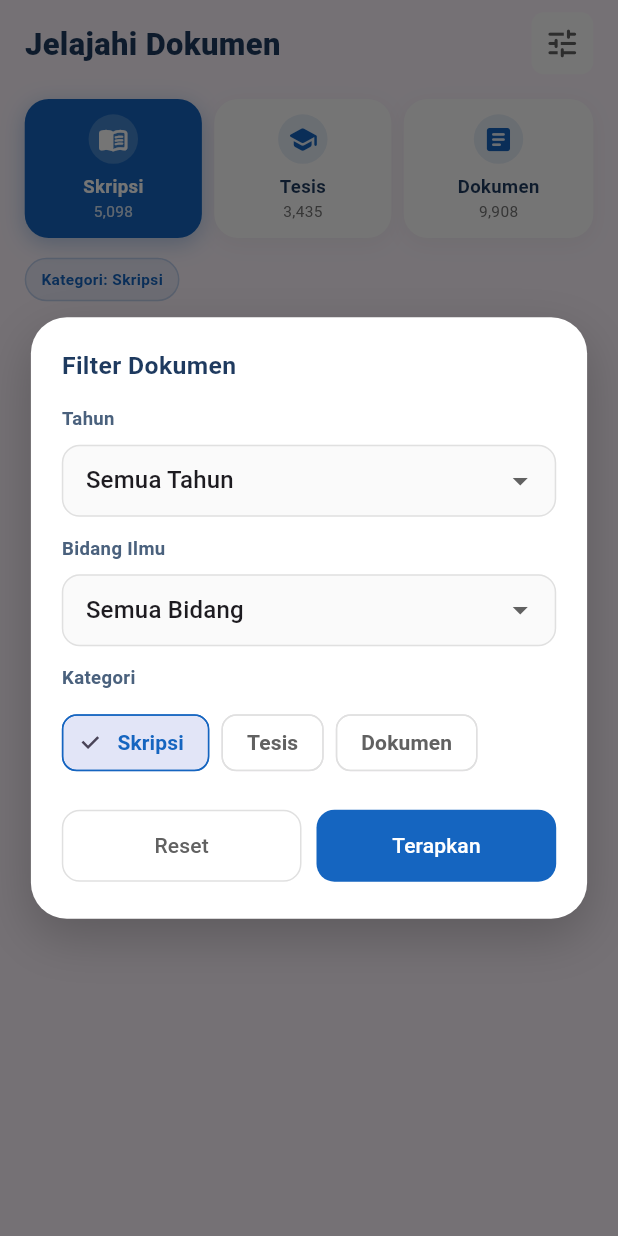
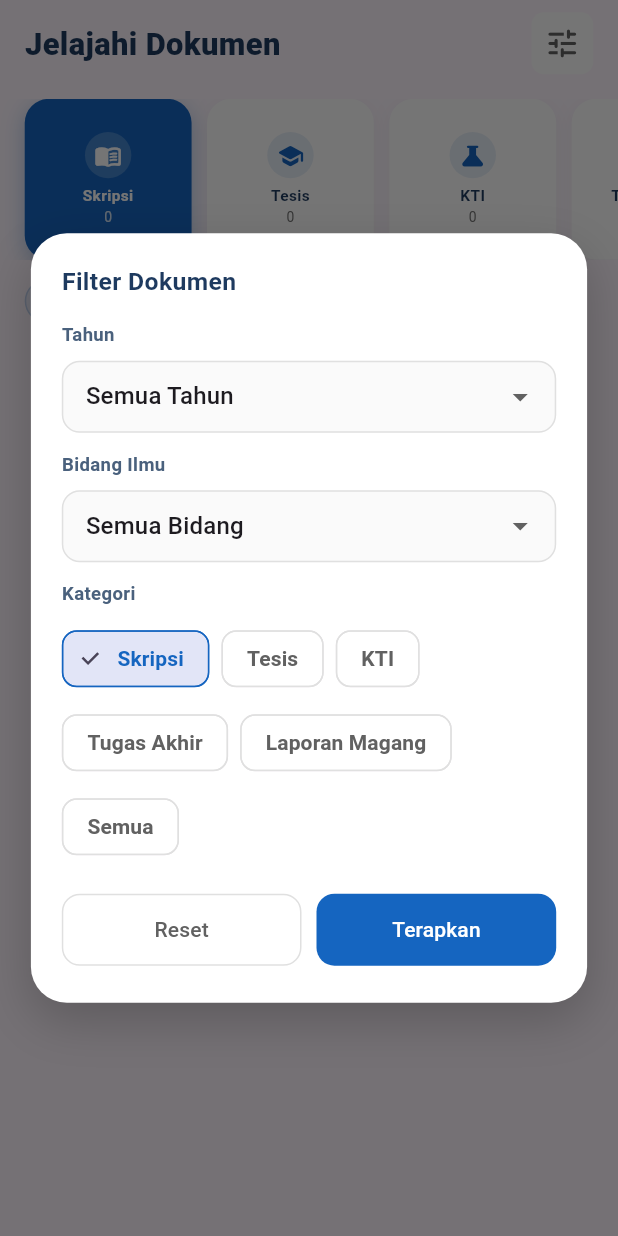
Before and after one commit to saiful-rizal/sipora_mobile_1.2, a Flutter app: the JelajahiPage widget shown alone on an empty page, opened directly, after a tap on the "tune" icon, on a phone screen of 412 x 824 dp. Run offline on Flutter 3.47's test engine with Material 3 defaults, Android fonts, the light colour scheme and no system bars; our stand-ins replace file_picker, firebase_auth, firebase_core, firebase_messaging, flutter_dotenv, flutter_local_notifications and 4 more; accounts and stored records are empty; network calls fail.

Commit message:
feat: update kategori dokumen dan bidang jurusan pada fitur jelajahi

```diff
--- a/lib/pages/jelajahi.dart
+++ b/lib/pages/jelajahi.dart
@@ -26,29 +26,40 @@ class _JelajahiPageState extends State<JelajahiPage>
   List<Map<String, dynamic>> _documents = [];
 
   List<String> _yearList = List.generate(
-    5,
+  10,
   (index) => (DateTime.now().year - index).toString(),
 );
+
   List<String> _fieldList = [
     'Semua Bidang',
     'Teknologi Informasi',
-    'Teknik Sipil',
-    'Teknik Elektro',
-    'Bisnis dan Manajemen',
+    'Teknik',
+    'Teknologi Pertanian',
+    'Produksi Pertanian',
+    'Peternakan',
+    'Kesehatan',
+    'Bahasa, Komunikasi, dan Pariwisata',
+    'Bisnis',
   ];
 
   final List<Map<String, dynamic>> _categories = [
-    {'icon': Icons.menu_book_rounded, 'label': 'Skripsi', 'count': '5,098'},
-    {'icon': Icons.school_rounded, 'label': 'Tesis', 'count': '3,435'},
-    {'icon': Icons.article_rounded, 'label': 'Dokumen', 'count': '9,908'},
+  {'icon': Icons.menu_book_rounded,      'label': 'Skripsi',        'count': '0'},
+  {'icon': Icons.school_rounded,         'label': 'Tesis',          'count': '0'},
+  {'icon': Icons.science_rounded,        'label': 'KTI',            'count': '0'},
+  {'icon': Icons.assignment_rounded,     'label': 'Tugas Akhir',    'count': '0'},
+  {'icon': Icons.work_outline_rounded,   'label': 'Laporan Magang', 'count': '0'},
+  {'icon': Icons.article_rounded,        'label': 'Semua',          'count': '0'},
 ];
 
 List<Map<String, dynamic>> get _filteredDocuments {
   final selectedLabel =
       _categories[_selectedCategoryIndex]['label'] as String;
-    if (selectedLabel == 'Dokumen') {
+
+  // Kategori "Semua" tampilkan semua dokumen
+  if (selectedLabel == 'Semua') {
     return _documents;
   }
+
   return _documents
       .where(
         (doc) =>
@@ -57,7 +68,6 @@ class _JelajahiPageState extends State<JelajahiPage>
       )
       .toList();
 }
-
   @override
   void initState() {
     super.initState();
@@ -71,26 +81,23 @@ class _JelajahiPageState extends State<JelajahiPage>
   Future<void> _loadInitialData() async {
   try {
     final lookup = await _apiService.fetchLookupOptions();
-      final years = (lookup['tahun'] as List?)?.map((e) => '$e').toList() ?? [];
-      final jurusan =
-          (lookup['jurusan'] as List?)?.map((e) => '$e').toList() ?? [];
+    final years   = (lookup['tahun']   as List?)?.map((e) => '$e').toList() ?? [];
+    final jurusan = (lookup['jurusan'] as List?)?.map((e) => '$e').toList() ?? [];
 
     if (mounted) {
       setState(() {
-          if (years.isNotEmpty) {
-            _yearList = years;
-          }
-          if (jurusan.isNotEmpty) {
-            _fieldList = ['Semua Bidang', ...jurusan];
-          }
+        // Hanya override jika API mengembalikan data
+        // Jika API kosong, fallback ke nilai default di atas
+        if (years.isNotEmpty)   _yearList  = years;
+        if (jurusan.isNotEmpty) _fieldList = ['Semua Bidang', ...jurusan];
       });
     }
     await _loadDocuments();
   } catch (_) {
+    // Jika API gagal, nilai default di atas tetap dipakai
     if (mounted) setState(() => _isLoading = false);
   }
 }
-
   Future<void> _loadDocuments() async {
   try {
     final docs = await _apiService.fetchBrowseDocuments(
@@ -98,39 +105,55 @@ class _JelajahiPageState extends State<JelajahiPage>
       jurusan: _selectedField == 'Semua Bidang' ? null : _selectedField,
     );
 
-      final palette = [Colors.blue, Colors.purple, Colors.orange, Colors.teal];
+    final palette = [
+      Colors.blue,
+      Colors.purple,
+      Colors.orange,
+      Colors.teal,
+      Colors.green,
+    ];
+
     final mappedDocs = docs.asMap().entries.map((entry) {
-        final idx = entry.key;
+      final idx  = entry.key;
       final item = Map<String, dynamic>.from(entry.value);
-        item['title'] = item['title']?.toString() ?? '-';
-        item['author'] = item['author']?.toString() ?? 'Unknown';
-        item['date'] = item['date']?.toString() ?? '-';
+      item['title']     = item['title']?.toString() ?? '-';
+      item['author']    = item['author']?.toString() ?? 'Unknown';
+      item['date']      = item['date']?.toString() ?? '-';
       item['downloads'] = (item['downloads'] as num?)?.toInt() ?? 0;
-        item['type'] = item['type']?.toString() ?? 'Dokumen';
-        item['status'] =
-            item['status']?.toString() ?? item['jurusan']?.toString() ?? '-';
-        item['color'] = palette[idx % palette.length];
+      item['type']      = item['type']?.toString() ?? 'Dokumen';
+      item['status']    = item['status']?.toString() ?? item['jurusan']?.toString() ?? '-';
+      item['color']     = palette[idx % palette.length];
       return item;
     }).toList();
 
-      final total = mappedDocs.length;
-      final skripsiCount = mappedDocs
-          .where(
-            (doc) => (doc['type']?.toString() ?? '').toLowerCase() == 'skripsi',
-          )
-          .length;
-      final tesisCount = mappedDocs
-          .where(
-            (doc) => (doc['type']?.toString() ?? '').toLowerCase() == 'tesis',
-          )
-          .length;
+    // Hitung count per kategori
+    int countSkripsi      = 0;
+    int countTesis        = 0;
+    int countKti          = 0;
+    int countTugasAkhir   = 0;
+    int countLapMagang    = 0;
+
+    for (final doc in mappedDocs) {
+      final type = (doc['type']?.toString() ?? '').toLowerCase();
+      if (type == 'skripsi')           countSkripsi++;
+      else if (type == 'tesis')        countTesis++;
+      else if (type == 'kti')          countKti++;
+      else if (type == 'tugas akhir')  countTugasAkhir++;
+      else if (type == 'laporan magang') countLapMagang++;
+    }
 
     if (!mounted) return;
     setState(() {
       _documents = mappedDocs;
-        _categories[0]['count'] = '$skripsiCount';
-        _categories[1]['count'] = '$tesisCount';
-        _categories[2]['count'] = '$total';
+
+      // Update count sesuai urutan _categories
+      _categories[0]['count'] = '$countSkripsi';
+      _categories[1]['count'] = '$countTesis';
+      _categories[2]['count'] = '$countKti';
+      _categories[3]['count'] = '$countTugasAkhir';
+      _categories[4]['count'] = '$countLapMagang';
+      _categories[5]['count'] = '${mappedDocs.length}'; // Semua
+
       _isLoading = false;
     });
   } catch (_) {
@@ -326,7 +349,7 @@ class _JelajahiPageState extends State<JelajahiPage>
                     borderRadius: BorderRadius.circular(24),
                     boxShadow: [
                       BoxShadow(
-                        color: Colors.black.withOpacity(0.2),
+                        color:Colors.black.withOpacity(0.2),
                         blurRadius: 28,
                         offset: const Offset(0, 12),
                       ),
@@ -586,29 +609,28 @@ class _JelajahiPageState extends State<JelajahiPage>
  Widget _buildCategoryFilters() {
   return Container(
     margin: EdgeInsets.only(top: _getWidth(0.02), bottom: _getWidth(0.02)),
+    height: _getWidth(0.26),
+    child: ListView.builder(
+      scrollDirection: Axis.horizontal,
       padding: EdgeInsets.symmetric(horizontal: _getWidth(0.04)),
-      // ✅ GANTI LISTVIEW MENJADI ROW AGAR LEBAR NYA MENYESUAIKAN LAYAR OTOMATIS
-      child: Row(
-        children: List.generate(_categories.length, (index) {
-          bool isSelected = _selectedCategoryIndex == index;
-          return Expanded(
-            child: GestureDetector(
+      itemCount: _categories.length,
+      itemBuilder: (context, index) {
+        final isSelected = _selectedCategoryIndex == index;
+        return GestureDetector(
           onTap: () => setState(() => _selectedCategoryIndex = index),
           child: AnimatedContainer(
             duration: const Duration(milliseconds: 300),
-                // ✅ HAPUS WIDTH TETAP, PAKAI MARGIN DINAMIS ANTAR CARD
-                margin: EdgeInsets.only(
-                  right: index < _categories.length - 1 ? _getWidth(0.02) : 0,
-                ),
-                padding: EdgeInsets.symmetric(vertical: _getWidth(0.025)),
+            width: _getWidth(0.27),
+            margin: EdgeInsets.only(right: _getWidth(0.025)),
+            padding: EdgeInsets.symmetric(vertical: _getWidth(0.02)),
             decoration: BoxDecoration(
               color: isSelected ? const Color(0xFF1565C0) : Colors.white,
               borderRadius: BorderRadius.circular(16),
               boxShadow: [
                 BoxShadow(
                   color: isSelected
-                          ? const Color(0xFF1565C0).withOpacity(0.3)
-                          : Colors.black.withOpacity(0.04),
+                      ? const Color(0xFF1565C0).withValues(alpha: 0.3)
+                      : Colors.black.withValues(alpha: 0.04),
                   blurRadius: 12,
                   offset: const Offset(0, 4),
                 ),
@@ -621,44 +643,42 @@ class _JelajahiPageState extends State<JelajahiPage>
                   padding: EdgeInsets.all(_getWidth(0.015)),
                   decoration: BoxDecoration(
                     color: isSelected
-                            ? Colors.white.withOpacity(0.2)
-                            : const Color(0xFF1565C0).withOpacity(0.1),
+                        ? Colors.white.withValues(alpha: 0.2)
+                        : const Color(0xFF1565C0).withValues(alpha: 0.1),
                     shape: BoxShape.circle,
                   ),
                   child: Icon(
                     _categories[index]['icon'],
-                        color: isSelected
-                            ? Colors.white
-                            : const Color(0xFF1565C0),
-                        size: _getFontSize(20),
+                    color: isSelected ? Colors.white : const Color(0xFF1565C0),
+                    size: _getFontSize(18),
                   ),
                 ),
-                    SizedBox(height: _getWidth(0.015)),
+                SizedBox(height: _getWidth(0.01)),
                 Text(
                   _categories[index]['label'],
+                  textAlign: TextAlign.center,
+                  maxLines: 1,
+                  overflow: TextOverflow.ellipsis,
                   style: TextStyle(
-                        fontSize: _getFontSize(12),
+                    fontSize: _getFontSize(10),
                     fontWeight: FontWeight.w600,
-                        color: isSelected
-                            ? Colors.white
-                            : const Color(0xFF1E3A5F),
+                    color: isSelected ? Colors.white : const Color(0xFF1E3A5F),
                   ),
                 ),
                 Text(
                   _categories[index]['count'],
                   style: TextStyle(
-                        fontSize: _getFontSize(10),
+                    fontSize: _getFontSize(9),
                     color: isSelected
-                            ? Colors.white.withOpacity(0.8)
+                        ? Colors.white.withValues(alpha: 0.8)
                         : Colors.grey.shade600,
                   ),
                 ),
               ],
             ),
           ),
-            ),
         );
-        }),
+      },
     ),
   );
 }
```
Lines whose indentation alone changed are shown as unchanged.
